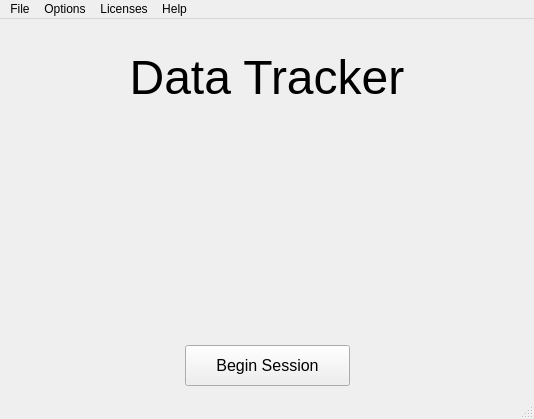
This is startwindow.ui in miyamot0/DataTracker3 as Qt 5 draws it before an edit. The edited form follows.
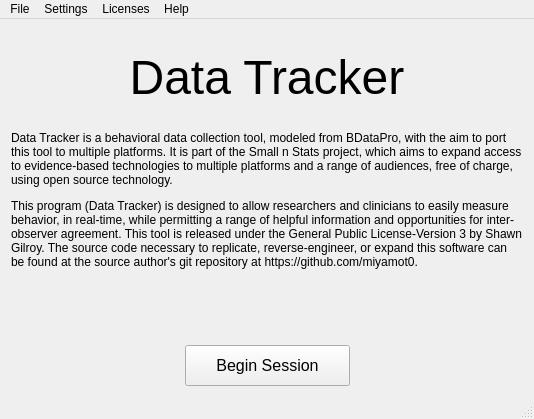
This is the edited form. Icons and pictures are not drawn.

Commit message: Layout tweaks for new content

```diff
--- a/startwindow.ui
+++ b/startwindow.ui
@@ -15,6 +15,9 @@
   </property>
   <widget class="QWidget" name="centralWidget">
    <layout class="QVBoxLayout" name="verticalLayout_2">
+    <property name="sizeConstraint">
+     <enum>QLayout::SetDefaultConstraint</enum>
+    </property>
     <item>
      <layout class="QVBoxLayout" name="verticalLayout">
       <item>
@@ -30,6 +33,22 @@
         </property>
        </widget>
       </item>
+      <item>
+       <widget class="QLabel" name="label">
+        <property name="mouseTracking">
+         <bool>true</bool>
+        </property>
+        <property name="text">
+         <string>&lt;html&gt;&lt;head/&gt;&lt;body&gt;&lt;p&gt;Data Tracker is a behavioral data collection tool, modeled from BDataPro, with the aim to port this tool to multiple platforms. It is part of the Small n Stats project, which aims to expand access to evidence-based technologies to multiple platforms and a range of audiences, free of charge, using open source technology.&lt;/p&gt;&lt;p&gt;This program (Data Tracker) is designed to allow researchers and clinicians to easily measure behavior, in real-time, while permitting a range of helpful information and opportunities for inter-observer agreement. This tool is released under the General Public License-Version 3 by Shawn Gilroy. The source code necessary to replicate, reverse-engineer, or expand this software can be found at the source author's git repository at https://github.com/miyamot0.&lt;/p&gt;&lt;/body&gt;&lt;/html&gt;</string>
+        </property>
+        <property name="wordWrap">
+         <bool>true</bool>
+        </property>
+        <property name="margin">
+         <number>20</number>
+        </property>
+       </widget>
+      </item>
       <item>
        <spacer name="verticalSpacer">
         <property name="orientation">
@@ -98,7 +117,7 @@
      <x>0</x>
      <y>0</y>
      <width>534</width>
-     <height>20</height>
+     <height>21</height>
     </rect>
    </property>
    <widget class="QMenu" name="menuFile">
@@ -109,7 +128,7 @@
    </widget>
    <widget class="QMenu" name="menuOptions">
     <property name="title">
-     <string>Options</string>
+     <string>Settings</string>
     </property>
     <addaction name="actionCalculate_Reliability"/>
     <addaction name="actionSettings_2"/>
```
Left out of the diff: 2 changed lines with no effect on the pictures. The commit also changes 8 other files.
